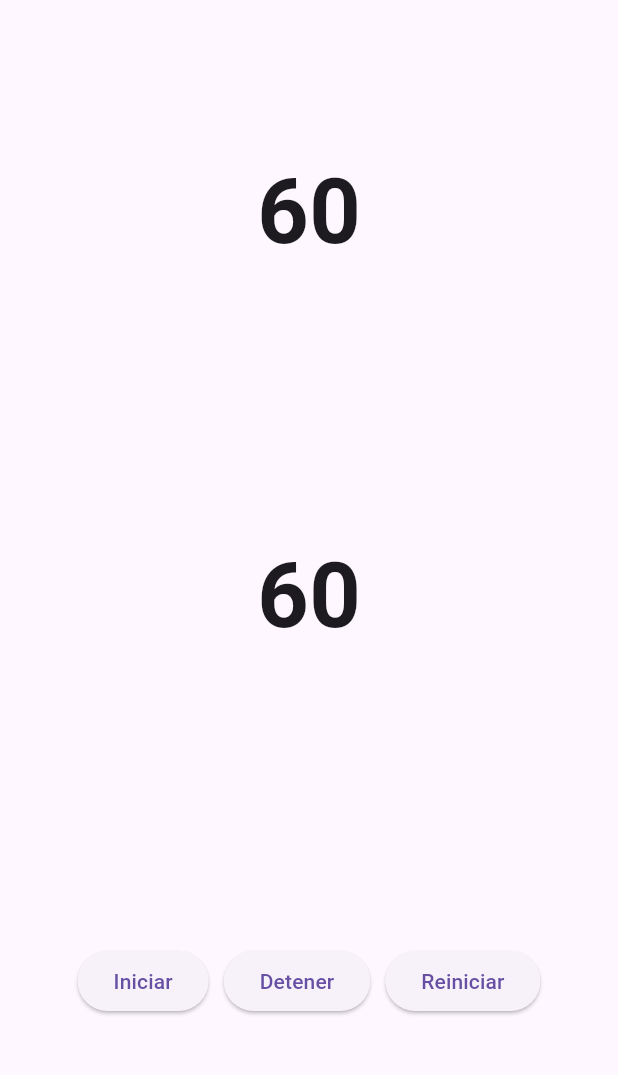
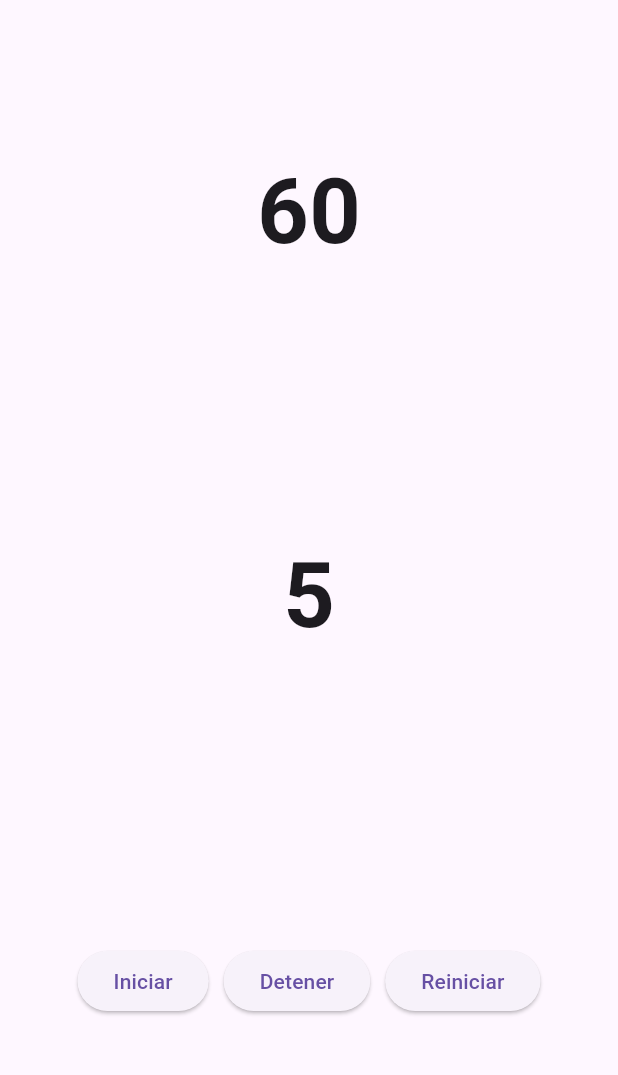
Before and after one commit to Schrei01/tf_assistant_app, a Flutter app: the screen it shows after launch, after a tap on "Iniciar", after a tap on "Reiniciar", on a phone screen of 412 x 824 dp, the part 63-1138 px from its top. Run offline on Flutter 3.47's test engine with Material 3 defaults, Android fonts, the light colour scheme and no system bars.

Commit message:
Funcionalidad de reversa y contadores al teimpo

```diff
--- a/lib/botones_control.dart
+++ b/lib/botones_control.dart
@@ -2,20 +2,35 @@ import 'package:flutter/material.dart';
 import 'package:tf_assistant_app/cronometro_controller.dart';
 
 class BotonesControl extends StatelessWidget {
-  final CronometroController controller;
+  final CronometroController controllerGame;
+  final CronometroController controllerTurn;
 
-  const BotonesControl({super.key, required this.controller});
+
+  const BotonesControl({
+    super.key,
+    required this.controllerGame,
+    required this.controllerTurn
+    });
 
   @override
   Widget build(BuildContext context) {
     return Row(
       mainAxisAlignment: MainAxisAlignment.center,
       children: [
-        ElevatedButton(onPressed: controller.start, child: const Text('Iniciar')),
+        ElevatedButton(onPressed:  () {
+          controllerGame.start();
+          controllerTurn.start();
+          }, child: const Text('Iniciar')),
             const SizedBox(width: 10),
-        ElevatedButton(onPressed: controller.pause, child: const Text('Detener')),
+        ElevatedButton(onPressed:  () {
+          controllerGame.pause();
+          controllerTurn.pause();
+          }, child: const Text('Detener')),
             const SizedBox(width: 10),
-        ElevatedButton(onPressed: controller.reset, child: const Text('Reiniciar')),
+        ElevatedButton(onPressed:  () {
+          controllerGame.reset();
+          controllerTurn.reset();
+          }, child: const Text('Reiniciar')),
       ],
     );
   }
--- a/lib/main.dart
+++ b/lib/main.dart
@@ -6,7 +6,8 @@ import 'package:tf_assistant_app/cronometro_widget.dart';
 void main() => runApp(MyApp());
 
 class MyApp extends StatelessWidget {
-  final CronometroController _controller = CronometroController(segundosIniciales: 60);
+  final CronometroController _controllerGame = CronometroController(segundosIniciales: 60);
+  final CronometroController _controllerTurn = CronometroController(segundosIniciales: 5);
 
   MyApp({super.key});
 
@@ -18,13 +19,13 @@ class MyApp extends StatelessWidget {
         body: Column(
           children: [
             Expanded(
-              child: Center(child: CronometroWidget(controller: _controller)),
+              child: Center(child: CronometroWidget(controller: _controllerGame)),
             ),
             Expanded(
-              child: Center(child: CronometroWidget(controller: _controller)),
+              child: Center(child: CronometroWidget(controller: _controllerTurn)),
             ), // Puedes usar este para otra cosa
             Expanded(
-              child: Center(child: BotonesControl(controller: _controller)),
+              child: Center(child: BotonesControl(controllerGame: _controllerGame, controllerTurn: _controllerTurn)),
             ),
           ],
         ),
```
